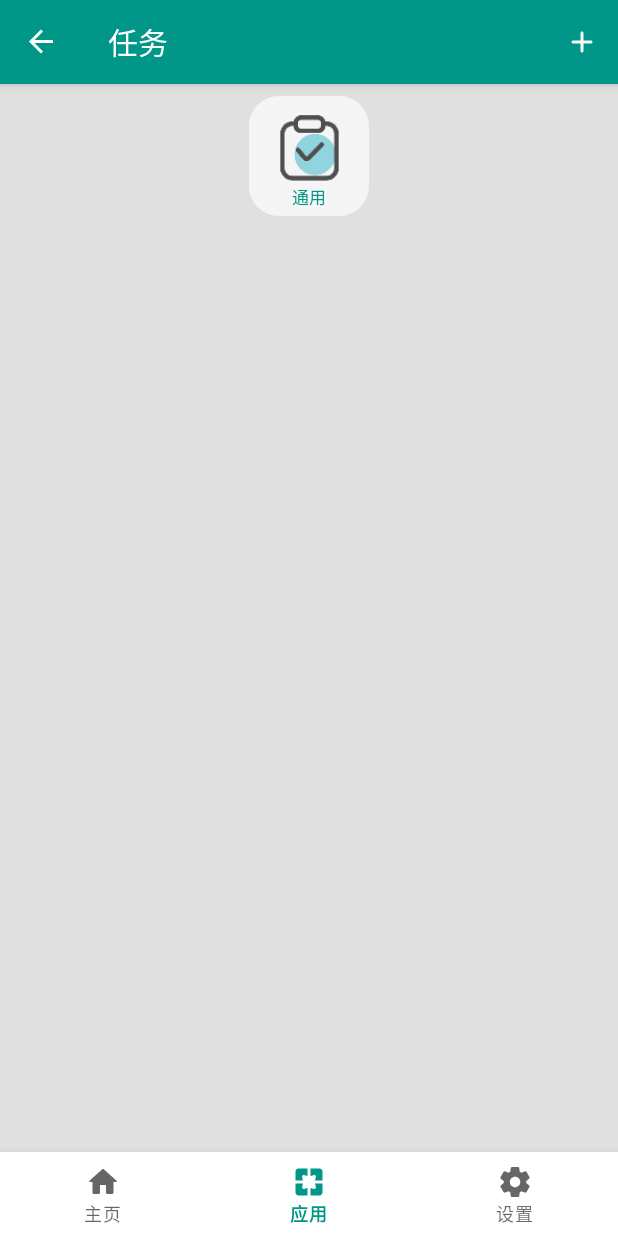
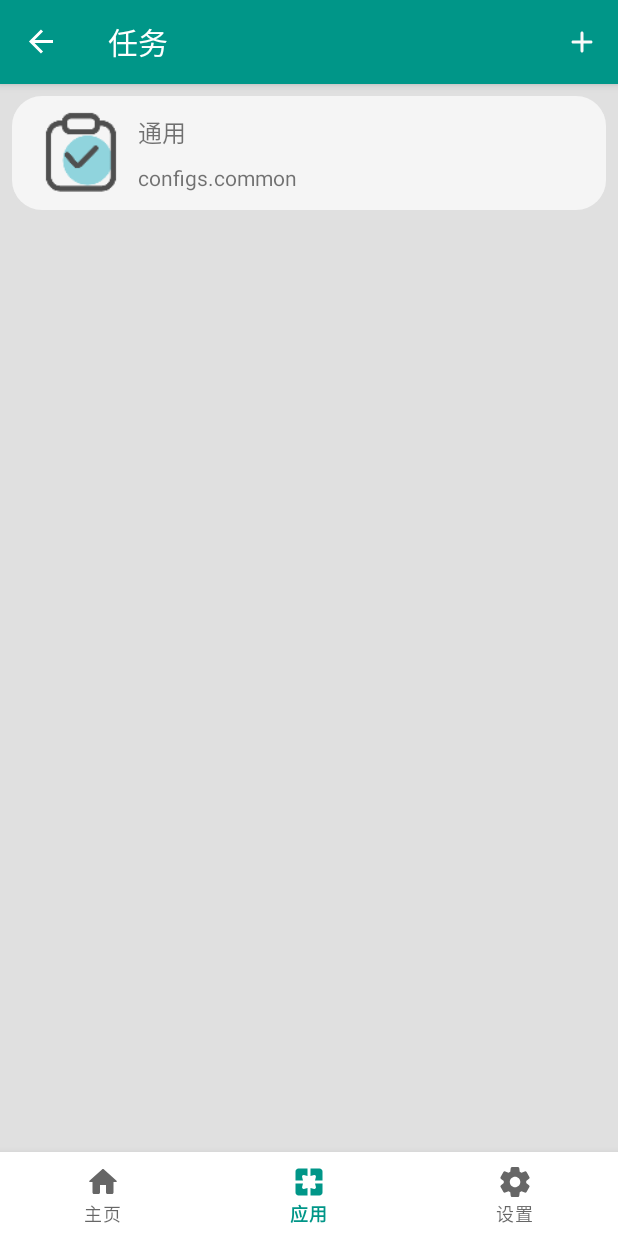
Before and after one commit to greatcoolge/TouchTool, an Android app: the AppsFragment screen opened through its navigation route, after a tap on "通用", on a phone screen of 412 x 824 dp. Run offline under Robolectric (Android 15) with nearby library versions, the phone set to English and light mode, and no system bars; our stand-ins replace Room's generated code, navigation-ui; 1 other tap on this screen came first.

Commit message:
优化界面

```diff
--- a/app/src/main/java/top/bogey/auto_touch/ui/tasks/TasksFragment.java
+++ b/app/src/main/java/top/bogey/auto_touch/ui/tasks/TasksFragment.java
@@ -40,16 +40,17 @@ public class TasksFragment extends Fragment {
             PKG_NAME = getArguments().getString("pkgName");
             viewModel.getTasksLiveByPackageName(PKG_NAME).observe(getViewLifecycleOwner(), tasks -> {
                 if (tasks == null || tasks.isEmpty()){
-                    binding.include.numberText.setVisibility(View.INVISIBLE);
+                    binding.numberText.setVisibility(View.INVISIBLE);
                 } else {
-                    binding.include.numberText.setVisibility(View.VISIBLE);
-                    binding.include.numberText.setText(String.valueOf(tasks.size()));
+                    binding.numberText.setVisibility(View.VISIBLE);
+                    binding.numberText.setText(String.valueOf(tasks.size()));
                 }
                 adapter.setTasks(tasks);
             });
             AppInfo info = viewModel.getAppInfoByPkgName(PKG_NAME);
-            binding.include.appName.setText(info.appName);
-            binding.include.icon.setImageDrawable(AppUtil.getDrawable(requireContext(), info.info));
+            binding.appName.setText(info.appName);
+            binding.packageName.setText(info.packageName);
+            binding.icon.setImageDrawable(AppUtil.getDrawable(requireContext(), info.info));
         }
 
         return binding.getRoot();
--- a/app/src/main/res/layout/fragment_actions.xml
+++ b/app/src/main/res/layout/fragment_actions.xml
@@ -11,9 +11,11 @@
     <include
         android:id="@+id/include"
         layout="@layout/fragment_tasks_item"
-        android:layout_width="170dp"
-        android:layout_height="100dp"
+        android:layout_width="match_parent"
+        android:layout_height="wrap_content"
+        android:layout_marginStart="8dp"
         android:layout_marginTop="8dp"
+        android:layout_marginEnd="8dp"
         app:layout_constraintEnd_toEndOf="parent"
         app:layout_constraintStart_toStartOf="parent"
         app:layout_constraintTop_toTopOf="parent" />
--- a/app/src/main/res/layout/fragment_actions_item.xml
+++ b/app/src/main/res/layout/fragment_actions_item.xml
@@ -4,7 +4,7 @@
     xmlns:app="http://schemas.android.com/apk/res-auto"
     xmlns:tools="http://schemas.android.com/tools"
     android:layout_width="match_parent"
-    android:layout_height="80dp"
+    android:layout_height="60dp"
     android:layout_marginBottom="1dp"
     android:background="@drawable/item_a">
 
@@ -13,8 +13,6 @@
         android:layout_width="wrap_content"
         android:layout_height="wrap_content"
         android:layout_marginStart="10dp"
-        android:minWidth="48dp"
-        android:minHeight="48dp"
         app:layout_constraintBottom_toBottomOf="parent"
         app:layout_constraintStart_toStartOf="parent"
         app:layout_constraintTop_toTopOf="parent"
@@ -26,7 +24,7 @@
         android:layout_height="wrap_content"
         android:layout_marginStart="8dp"
         android:layout_marginEnd="8dp"
-        android:textSize="18sp"
+        android:textSize="14sp"
         android:maxLines="2"
         app:layout_constraintBottom_toBottomOf="parent"
         app:layout_constraintEnd_toStartOf="@+id/linear_layout"
--- a/app/src/main/res/layout/fragment_home.xml
+++ b/app/src/main/res/layout/fragment_home.xml
@@ -4,6 +4,7 @@
     xmlns:app="http://schemas.android.com/apk/res-auto"
     android:layout_width="match_parent"
     android:layout_height="match_parent"
+    android:background="?attr/backgroundColor"
     tools:context=".ui.home.HomeFragment">
 
     <ToggleButton
--- a/app/src/main/res/layout/fragment_tasks.xml
+++ b/app/src/main/res/layout/fragment_tasks.xml
@@ -8,15 +8,79 @@
     android:background="?attr/backgroundColor"
     tools:context=".ui.tasks.TasksFragment">
 
-    <include
-        android:id="@+id/include"
-        layout="@layout/fragment_apps_item"
-        android:layout_width="wrap_content"
+    <androidx.constraintlayout.widget.ConstraintLayout
+        android:id="@+id/layout"
+        android:layout_width="match_parent"
         android:layout_height="wrap_content"
+        android:layout_marginStart="8dp"
         android:layout_marginTop="8dp"
+        android:layout_marginEnd="8dp"
+        android:background="@drawable/item_a"
         app:layout_constraintEnd_toEndOf="parent"
         app:layout_constraintStart_toStartOf="parent"
-        app:layout_constraintTop_toTopOf="parent" />
+        app:layout_constraintTop_toTopOf="parent">
+
+        <ImageView
+            android:id="@+id/icon"
+            android:layout_width="60dp"
+            android:layout_height="60dp"
+            android:layout_marginStart="16dp"
+            android:layout_marginTop="8dp"
+            android:layout_marginBottom="8dp"
+            app:layout_constraintBottom_toBottomOf="parent"
+            app:layout_constraintStart_toStartOf="parent"
+            app:layout_constraintTop_toTopOf="parent"
+            app:srcCompat="?attr/colorPrimary" />
+
+        <TextView
+            android:id="@+id/app_name"
+            android:layout_width="0dp"
+            android:layout_height="wrap_content"
+            android:layout_marginStart="8dp"
+            android:layout_marginTop="8dp"
+            android:layout_marginBottom="2dp"
+            android:ellipsize="end"
+            android:maxLines="1"
+            android:textSize="16sp"
+            app:layout_constraintBottom_toTopOf="@+id/package_name"
+            app:layout_constraintEnd_toStartOf="@id/number_text"
+            app:layout_constraintStart_toEndOf="@+id/icon"
+            app:layout_constraintTop_toTopOf="parent" />
+
+        <TextView
+            android:id="@+id/number_text"
+            android:layout_width="wrap_content"
+            android:layout_height="wrap_content"
+            android:layout_margin="8dp"
+            android:width="20dp"
+            android:height="20dp"
+            android:background="@drawable/corner"
+            android:backgroundTint="?attr/colorSecondary"
+            android:gravity="center"
+            android:textColor="?attr/colorOnSecondary"
+            android:textSize="14sp"
+            android:visibility="visible"
+            app:layout_constraintBottom_toBottomOf="@+id/app_name"
+            app:layout_constraintEnd_toEndOf="parent"
+            app:layout_constraintStart_toEndOf="@+id/app_name"
+            app:layout_constraintTop_toTopOf="@+id/app_name" />
+
+        <TextView
+            android:id="@+id/package_name"
+            android:layout_width="0dp"
+            android:layout_height="wrap_content"
+            android:layout_marginStart="8dp"
+            android:layout_marginTop="2dp"
+            android:layout_marginEnd="8dp"
+            android:layout_marginBottom="8dp"
+            android:ellipsize="end"
+            android:maxLines="1"
+            app:layout_constraintBottom_toBottomOf="parent"
+            app:layout_constraintEnd_toEndOf="parent"
+            app:layout_constraintStart_toEndOf="@+id/icon"
+            app:layout_constraintTop_toBottomOf="@+id/app_name" />
+
+    </androidx.constraintlayout.widget.ConstraintLayout>
 
     <androidx.recyclerview.widget.RecyclerView
         android:id="@+id/recycler_view"
@@ -26,7 +90,7 @@
         app:layout_constraintBottom_toBottomOf="parent"
         app:layout_constraintEnd_toEndOf="parent"
         app:layout_constraintStart_toStartOf="parent"
-        app:layout_constraintTop_toBottomOf="@+id/include"
+        app:layout_constraintTop_toBottomOf="@+id/layout"
         tools:listitem="@layout/fragment_tasks_item"/>
 
 </androidx.constraintlayout.widget.ConstraintLayout>
--- a/app/src/main/res/layout/fragment_tasks_item.xml
+++ b/app/src/main/res/layout/fragment_tasks_item.xml
@@ -83,8 +83,9 @@
         android:layout_height="wrap_content"
         android:gravity="center"
         android:importantForAutofill="no"
-        android:inputType="text"
-        android:maxLines="2"
+        android:inputType="textPersonName"
+        android:singleLine="true"
+        android:imeOptions="actionDone"
         android:textSize="14sp"
         android:visibility="gone"
         app:layout_constraintBottom_toBottomOf="@+id/title"
--- a/app/src/main/res/values/strings.xml
+++ b/app/src/main/res/values/strings.xml
@@ -34,7 +34,7 @@
     <string name="word_title">单击 %1$s %2$d次</string>
     <string name="word_title_long">长按 %1$s %2$d次</string>
     <string name="key_title">使用 %1$s</string>
-    <string name="gesture_title">手势 %1$s %2$d次</string>
+    <string name="gesture_title">延迟%1$d毫秒画手势%2$d次，每次%3$d毫秒</string>
     <string name="task_title">执行任务 %1$s %2$d次</string>
 
 </resources>
```
Also changed, not shown: app/src/main/java/top/bogey/auto_touch/room/bean/Action.java (+3 -6 lines), app/src/main/java/top/bogey/auto_touch/ui/tasks/TasksRecyclerViewAdapter.java (+11 -3 lines).
